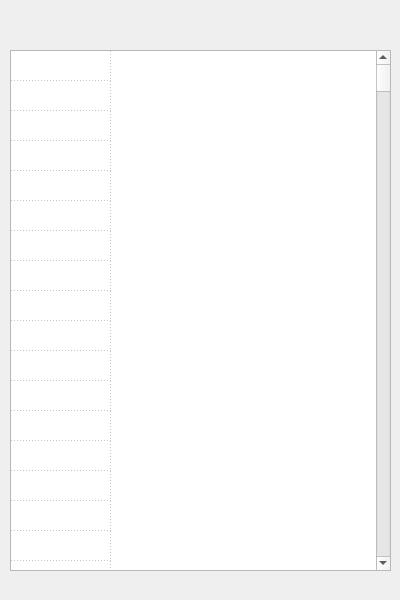
Qt form qtpd_gui/window/cm_pdwindow.ui (njazz/tilde) before a commit.
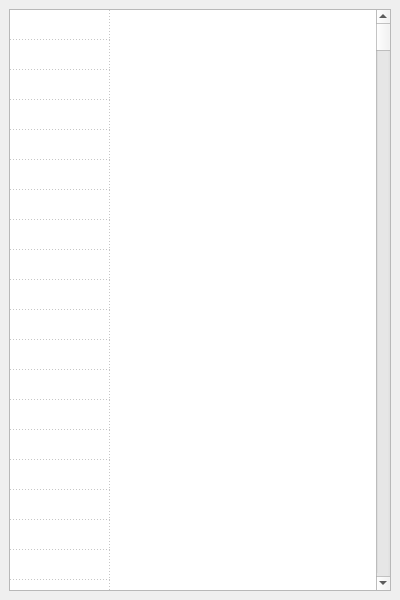
The same form after that commit.

Commit message: pd window fixes

```diff
--- a/qtpd_gui/window/cm_pdwindow.ui
+++ b/qtpd_gui/window/cm_pdwindow.ui
@@ -14,17 +14,11 @@
    <string>MainWindow</string>
   </property>
   <widget class="QWidget" name="centralwidget">
+   <layout class="QGridLayout" name="gridLayout">
+    <item row="0" column="0">
    <widget class="QTableWidget" name="log">
-    <property name="geometry">
-     <rect>
-      <x>10</x>
-      <y>50</y>
-      <width>381</width>
-      <height>521</height>
-     </rect>
-    </property>
     <property name="sizePolicy">
-     <sizepolicy hsizetype="Maximum" vsizetype="Expanding">
+       <sizepolicy hsizetype="Expanding" vsizetype="Expanding">
       <horstretch>0</horstretch>
       <verstretch>0</verstretch>
      </sizepolicy>
@@ -35,6 +29,9 @@
     <property name="gridStyle">
      <enum>Qt::DotLine</enum>
     </property>
+      <property name="wordWrap">
+       <bool>true</bool>
+      </property>
     <property name="cornerButtonEnabled">
      <bool>false</bool>
     </property>
@@ -558,6 +555,8 @@
     <row/>
     <column/>
    </widget>
+    </item>
+   </layout>
   </widget>
   <widget class="QMenuBar" name="menubar">
    <property name="geometry">
```
Left out of the diff: 3 changed lines with no effect on the pictures. Lines whose indentation alone changed are shown as unchanged. The commit also changes 4 other files.
